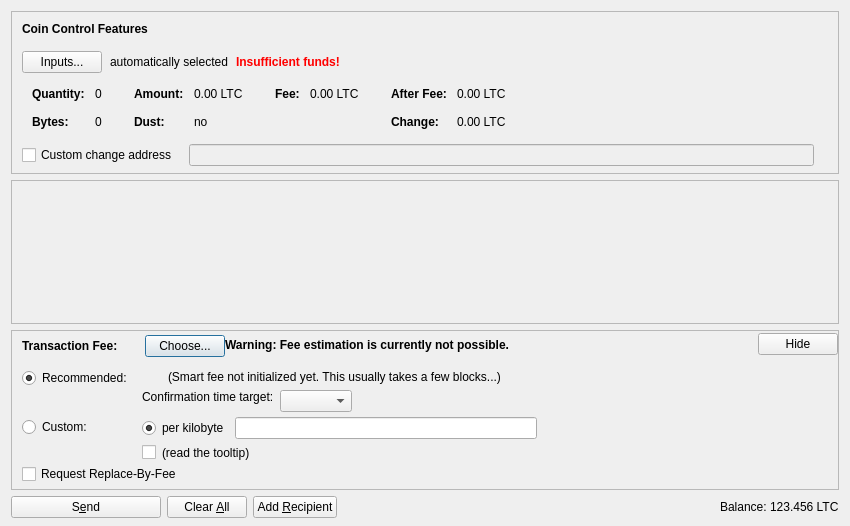
First picture: the form in src/qt/forms/sendcoinsdialog.ui, repository ecurrency-project/ecurrency, before the edit.
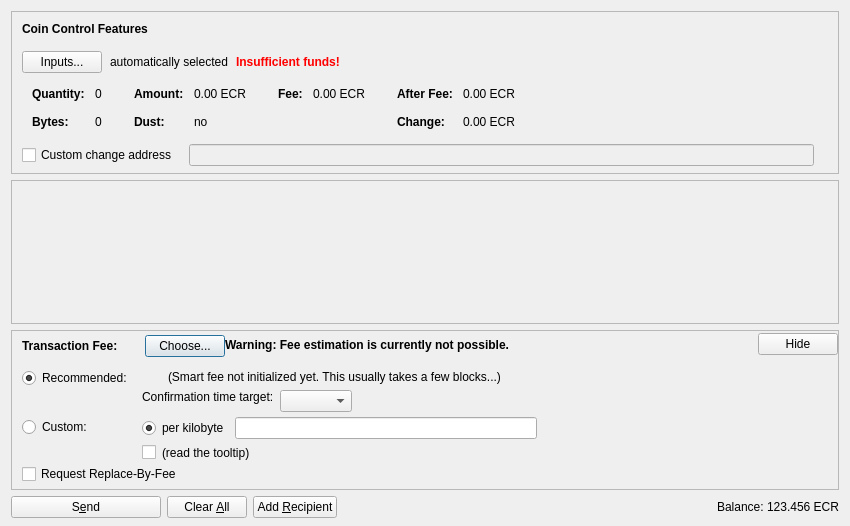
Second picture: the form after the edit. Icons and pictures are not drawn. Custom widgets are drawn as their Qt base class.

Patch:
```diff
--- a/src/qt/forms/sendcoinsdialog.ui
+++ b/src/qt/forms/sendcoinsdialog.ui
@@ -324,7 +324,7 @@
                   <enum>Qt::ActionsContextMenu</enum>
                  </property>
                  <property name="text">
-                  <string notr="true">0.00 LTC</string>
+                  <string notr="true">0.00 ECR</string>
                  </property>
                  <property name="textInteractionFlags">
                   <set>Qt::LinksAccessibleByMouse|Qt::TextSelectableByKeyboard|Qt::TextSelectableByMouse</set>
@@ -404,7 +404,7 @@
                   <enum>Qt::ActionsContextMenu</enum>
                  </property>
                  <property name="text">
-                  <string notr="true">0.00 LTC</string>
+                  <string notr="true">0.00 ECR</string>
                  </property>
                  <property name="textInteractionFlags">
                   <set>Qt::LinksAccessibleByMouse|Qt::TextSelectableByKeyboard|Qt::TextSelectableByMouse</set>
@@ -455,7 +455,7 @@
                   <enum>Qt::ActionsContextMenu</enum>
                  </property>
                  <property name="text">
-                  <string notr="true">0.00 LTC</string>
+                  <string notr="true">0.00 ECR</string>
                  </property>
                  <property name="textInteractionFlags">
                   <set>Qt::LinksAccessibleByMouse|Qt::TextSelectableByKeyboard|Qt::TextSelectableByMouse</set>
@@ -484,7 +484,7 @@
                   <enum>Qt::ActionsContextMenu</enum>
                  </property>
                  <property name="text">
-                  <string notr="true">0.00 LTC</string>
+                  <string notr="true">0.00 ECR</string>
                  </property>
                  <property name="textInteractionFlags">
                   <set>Qt::LinksAccessibleByMouse|Qt::TextSelectableByKeyboard|Qt::TextSelectableByMouse</set>
@@ -1253,7 +1253,7 @@
           <cursorShape>IBeamCursor</cursorShape>
          </property>
          <property name="text">
-          <string notr="true">123.456 LTC</string>
+          <string notr="true">123.456 ECR</string>
          </property>
          <property name="textInteractionFlags">
           <set>Qt::LinksAccessibleByMouse|Qt::TextSelectableByKeyboard|Qt::TextSelectableByMouse</set>
```
